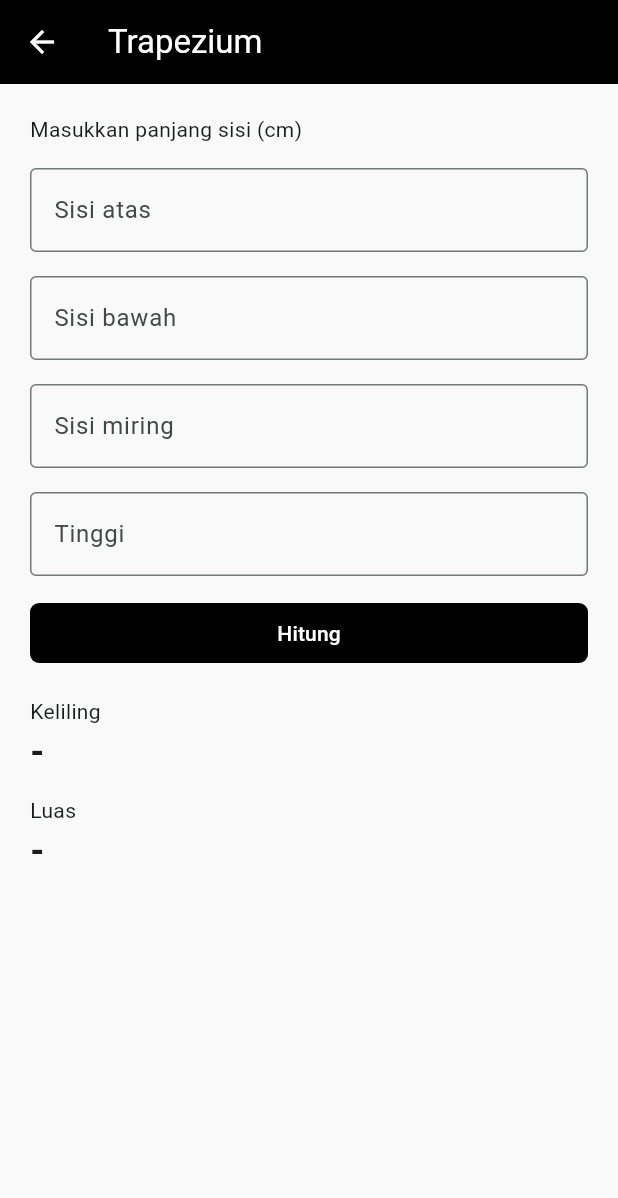
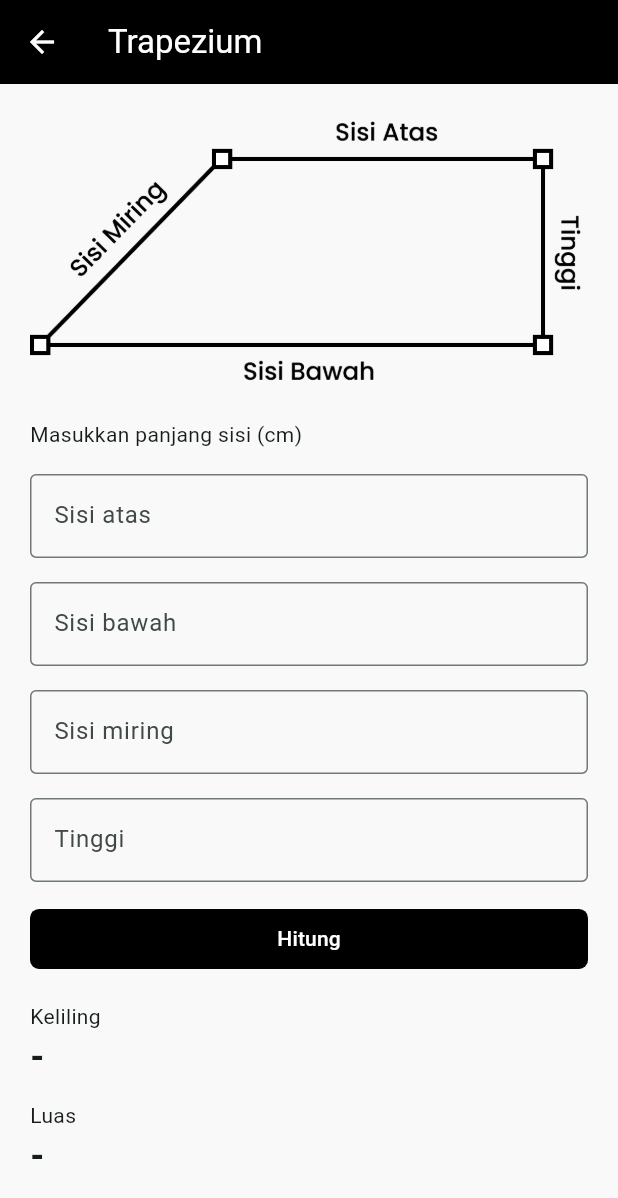
Before and after one commit to plirapli/tpm-quiz1, a Flutter app: the TrapeziumPage screen opened directly, on a phone screen of 412 x 824 dp. Shown: the top 1198 px of the screen. Run offline on Flutter 3.47's test engine with Material 3 defaults, Android fonts, the light colour scheme and no system bars.

Commit message:
add img on trapesium page

```diff
--- a/lib/trapesium.dart
+++ b/lib/trapesium.dart
@@ -26,6 +26,8 @@ class _TrapeziumPageState extends State<TrapeziumPage> {
         padding: const EdgeInsets.symmetric(horizontal: 20),
         color: const Color.fromARGB(255, 249, 249, 249),
         child: ListView(scrollDirection: Axis.vertical, children: [
+          const SizedBox(height: 20),
+          Image.asset("assets/trapesium.png"),
           const SizedBox(height: 20),
           const Text("Masukkan panjang sisi (cm)"),
           _inputField("Sisi atas", sisiAtas),
```
Also changed, not shown: assets/trapesium.png (added).
